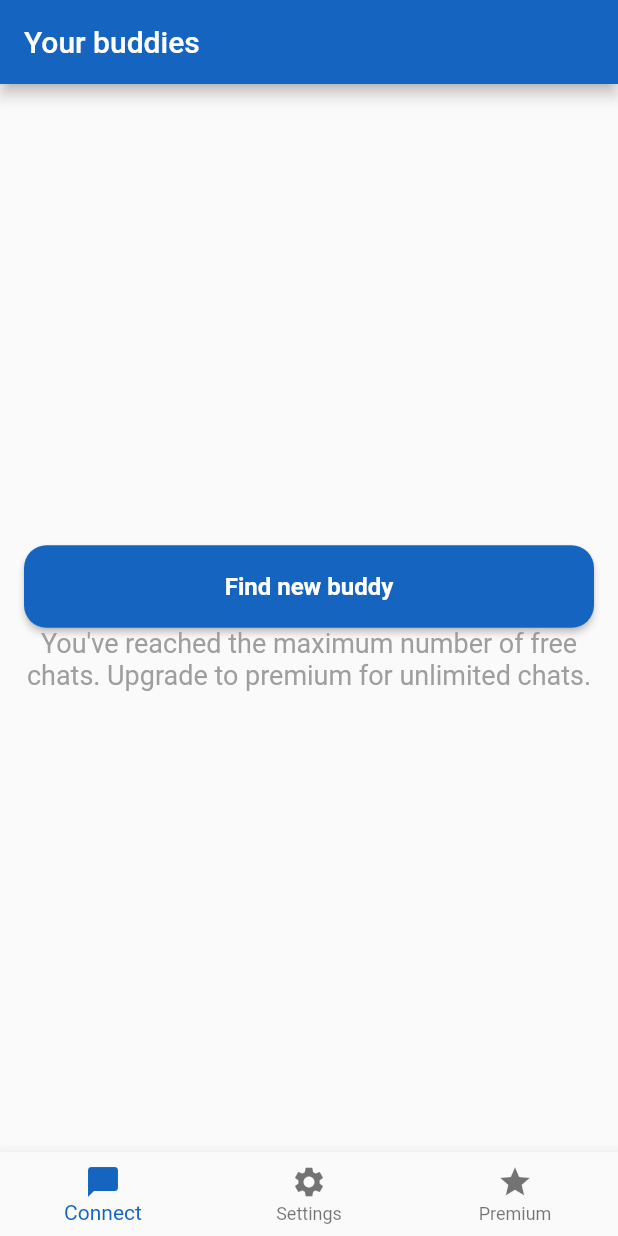
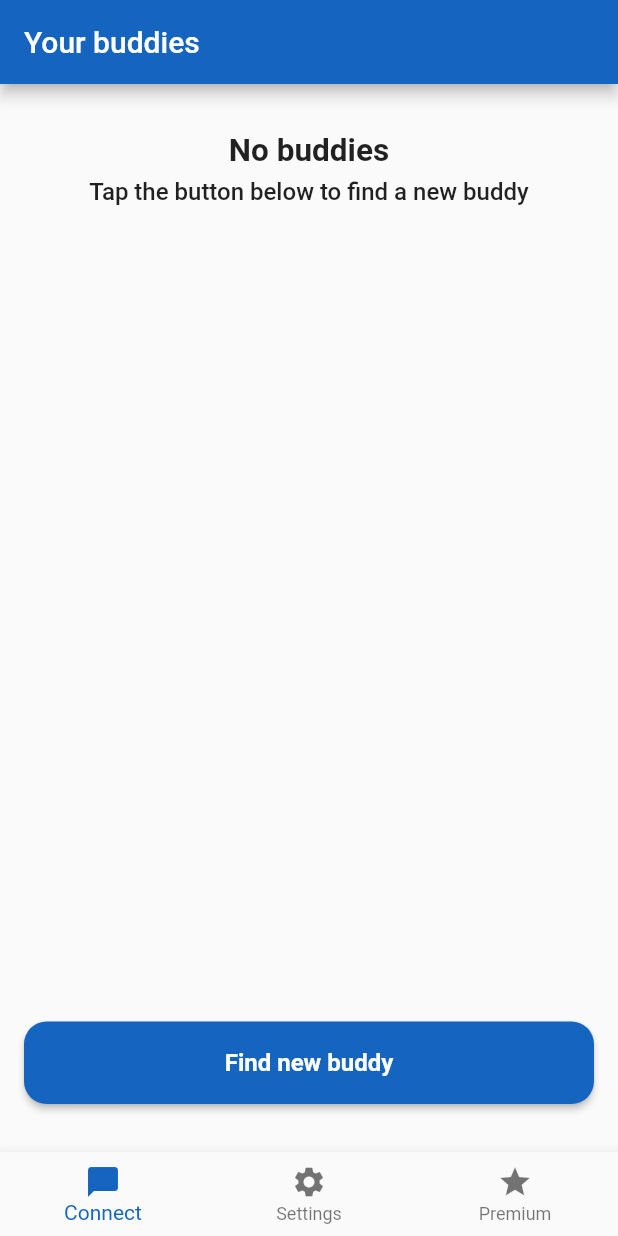
Before and after one commit to ArjunS07/exun-finals, a Flutter app: the UserDetails screen opened directly with empty values, after a tap on "Create my account", on a phone screen of 412 x 824 dp. Run offline on Flutter 3.47's test engine with Material 2 defaults, Android fonts, the light colour scheme and no system bars; our stand-ins replace cloud_firestore, csc_picker, firebase_core, firebase_storage, flutter_svg, multi_select_flutter and 4 more; missing offline and left inert: bitmap, dice_bear, flutter_sound, record; accounts and stored records are empty; network calls fail.

Commit message:
Fix stuff

```diff
--- a/vellnys/lib/screens/chats.dart
+++ b/vellnys/lib/screens/chats.dart
@@ -33,7 +33,9 @@ class _ChatListState extends State<ChatList> {
   var otherUsers = [];
   var activeChats = [];
 
-  var isLoading;
+  var _isInitialLoad = true;
+
+  var isLoading = false;
 
   // audio
 
@@ -85,6 +87,9 @@ class _ChatListState extends State<ChatList> {
         }
       }
     });
+    setState(() {
+      _isInitialLoad = false;
+    });
   }
 
   Widget _buildRow(index) {
@@ -114,6 +119,9 @@ class _ChatListState extends State<ChatList> {
   }
 
   _getNewChatFriend() async {
+    setState(() {
+      isLoading = true;
+    });
     print('Making request...');
     var request = http.MultipartRequest(
         'POST', Uri.parse('http://localhost:4996/match-user'));
@@ -127,6 +135,10 @@ class _ChatListState extends State<ChatList> {
     } else {
       print(response.reasonPhrase);
     }
+
+    setState(() {
+      isLoading = false;
+    });
   }
 
   @override
@@ -139,9 +151,39 @@ class _ChatListState extends State<ChatList> {
       ),
       body: Padding(
           padding: const EdgeInsets.symmetric(horizontal: 16.0, vertical: 32.0),
+          child: _isInitialLoad || isLoading
+              ? const Center(
+                  child: SizedBox(
+                      height: 50.0,
+                      width: 50.0,
+                      child: CircularProgressIndicator()))
+              : Column(
+                  children: [
+                    activeChats.isEmpty
+                        ? Center(
                             child: Column(
-            children: [
-              Expanded(
+                              mainAxisAlignment: MainAxisAlignment.center,
+                              crossAxisAlignment: CrossAxisAlignment.center,
+                              children: const [
+                                Text(
+                                  textAlign: TextAlign.center,
+                                  'No buddies',
+                                  style: TextStyle(
+                                      fontWeight: FontWeight.bold,
+                                      fontSize: 21.0),
+                                ),
+                                SizedBox(height: 5.0),
+                                Text(
+                                  textAlign: TextAlign.center,
+                                  'Tap the button below to find a new buddy',
+                                  style: TextStyle(
+                                      fontWeight: FontWeight.w500,
+                                      fontSize: 16.0),
+                                ),
+                              ],
+                            ),
+                          )
+                        : Expanded(
                             child: ListView.builder(
                               itemCount: otherUsers.length,
                               itemBuilder: (context, index) {
@@ -149,20 +191,34 @@ class _ChatListState extends State<ChatList> {
                               },
                             ),
                           ),
+                    const Spacer(),
                     activeChats.isEmpty
-                  ? primaryButton(
-                      action: () => _getNewChatFriend(),
-                      'Find new buddy',
+                        ? ElevatedButton(
+                            style: primaryButtonStyle,
+                            onPressed: () {
+                              setState(() {
+                                isLoading = true;
+                              });
+                              _getNewChatFriend();
+                            },
+                            child: Padding(
+                              padding: const EdgeInsets.symmetric(
+                                  horizontal: 21.0, vertical: 18.0),
+                              child: Row(
+                                mainAxisAlignment: MainAxisAlignment.center,
+                                children: [
+                                  const Text('Find new buddy'),
+                                ],
+                              ),
+                            ),
                           )
-                  : Spacer(),
-              Text(
-                  "You've reached the maximum number of free chats. Upgrade to premium for unlimited chats.",
+                        : Text(
+                            "You've reached the maximum number of buddies. Upgrade to premium for unlimited buddies.",
                             textAlign: TextAlign.center,
                             style: TextStyle(
                               color: Colors.grey.shade500,
                               fontSize: 18.0,
                             )),
-              Spacer()
                   ],
                 )),
     );
--- a/vellnys/lib/screens/welcome.dart
+++ b/vellnys/lib/screens/welcome.dart
@@ -267,7 +267,13 @@ class _DetailsState extends State<UserDetails> {
         title: const Text('Your Information'),
         backgroundColor: primaryColor,
       ),
-      body: Padding(
+      body: _isMakingAccount
+          ? const Center(
+              child: SizedBox(
+                  height: 50.0,
+                  width: 50.0,
+                  child: CircularProgressIndicator()))
+          : Padding(
               padding: const EdgeInsets.only(
                   top: 40.0, left: 24.0, right: 24.0, bottom: 40.0),
               child: Column(
@@ -322,7 +328,8 @@ class _DetailsState extends State<UserDetails> {
                         crossAxisAlignment: CrossAxisAlignment.start,
                         children: [
                           const Align(
-                          alignment: Alignment.centerLeft, child: Text("Sex")),
+                              alignment: Alignment.centerLeft,
+                              child: Text("Sex")),
                           const SizedBox(height: 4.0),
                           Row(children: [
                             ElevatedButton(
@@ -468,12 +475,11 @@ class _DetailsState extends State<UserDetails> {
       'conditions': selectedConditions,
     };
     db.collection("users").add(data).then((value) async {
+      SharedPreferences prefs = await SharedPreferences.getInstance();
+      persistence.rememberLogin(prefs, firebaseUserId: value.id);
       setState(() {
         _isMakingAccount = false;
       });
-
-      SharedPreferences prefs = await SharedPreferences.getInstance();
-      persistence.rememberLogin(prefs, firebaseUserId: value.id);
       if (!mounted) return;
       Navigator.pushReplacement(
           context,
@@ -481,9 +487,6 @@ class _DetailsState extends State<UserDetails> {
               builder: (context) => BottomTabController(prefs: prefs)));
     });
 
-    setState(() {
-      _isMakingAccount = false;
-    });
     //
   }
 
```
Also changed, not shown: vellnys/lib/screens/premium.dart (+13 -11 lines), vellnys/lib/screens/settings.dart (+7 -2 lines). Lines whose indentation alone changed are shown as unchanged.
